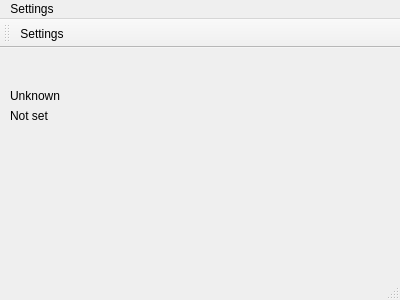
This is mainwindow.ui in stepankuzmin/mole as Qt 5 draws it before an edit. The edited form follows.
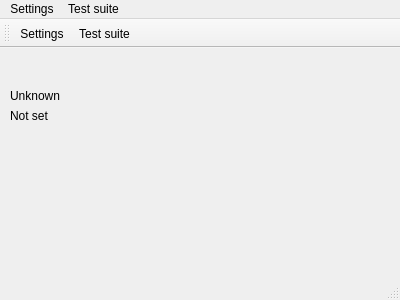
This is the edited form.

What changed in the file:
```diff
--- a/mainwindow.ui
+++ b/mainwindow.ui
@@ -56,7 +56,14 @@
     </property>
     <addaction name="actionSettings"/>
    </widget>
+   <widget class="QMenu" name="menuTest_suite">
+    <property name="title">
+     <string>Test suite</string>
+    </property>
+    <addaction name="actionTest_suite"/>
+   </widget>
    <addaction name="menuSettings"/>
+   <addaction name="menuTest_suite"/>
   </widget>
   <widget class="QToolBar" name="mainToolBar">
    <attribute name="toolBarArea">
@@ -66,6 +73,7 @@
     <bool>false</bool>
    </attribute>
    <addaction name="actionSettings"/>
+   <addaction name="actionTest_suite"/>
   </widget>
   <widget class="QStatusBar" name="statusBar"/>
   <action name="actionSettings">
@@ -76,6 +84,11 @@
     <string>F2</string>
    </property>
   </action>
+  <action name="actionTest_suite">
+   <property name="text">
+    <string>Test suite</string>
+   </property>
+  </action>
  </widget>
  <layoutdefault spacing="6" margin="11"/>
  <resources/>
```
Left out of the diff: 2 changed lines with no effect on the pictures.
